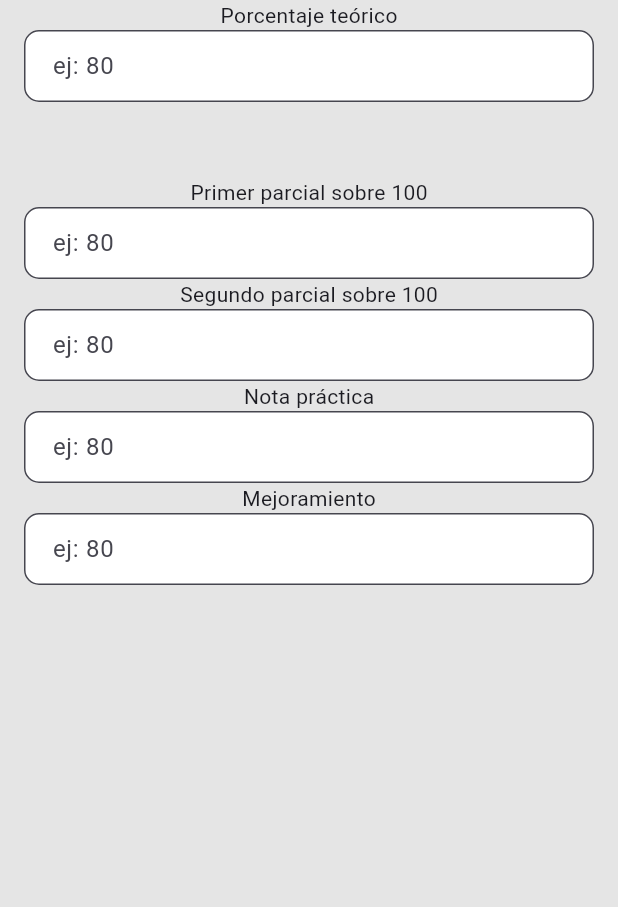
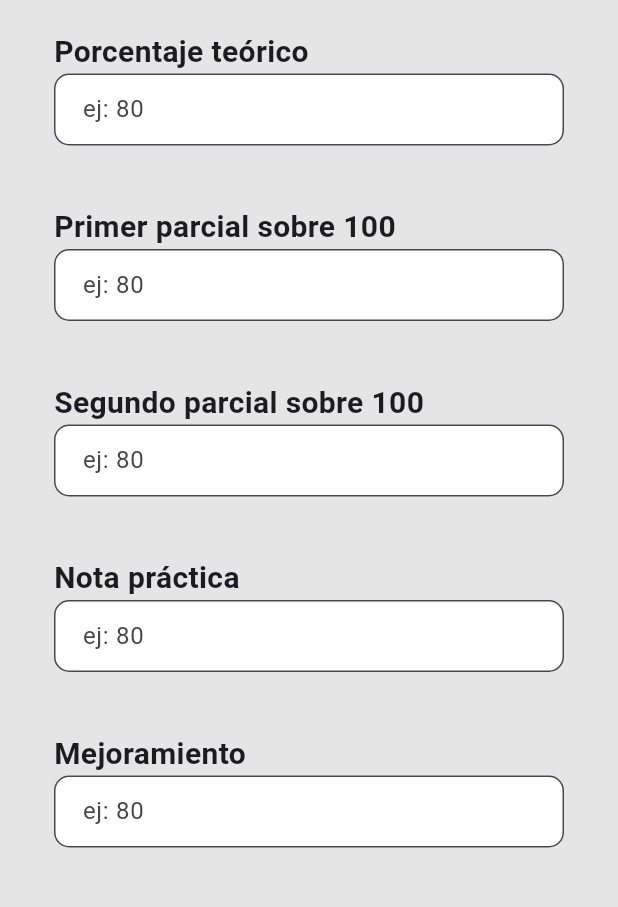
Before and after one commit to Xidrovo/calculadoraESPOLMobile, a Flutter app: the screen it shows after launch, on a phone screen of 412 x 824 dp, the part 84-991 px from its top. Run offline on Flutter 3.47's test engine with Material 2 defaults, Android fonts, the phone set to English and light mode, and no system bars.

Commit message:
Improving the app following the best practices

```diff
--- a/calculadora/lib/main.dart
+++ b/calculadora/lib/main.dart
@@ -13,16 +13,7 @@ class MyApp extends StatelessWidget {
       title: 'Calculadora de promedios',
       theme: AppTheme().theme(),
       debugShowCheckedModeBanner: false,
-      home: SafeArea(
-        child: Scaffold(
-        appBar: AppBar(
-          foregroundColor: Colors.white,
-          backgroundColor: const Color(0xFF004448),
-          title: const Text('Calculadora de promedios'),
-        ),
-        body: const calculatorScreen(),
-        ) ,
-      ),
+      home: const CalculatorScreen(),
     );
   }
 }
--- a/calculadora/lib/presentation/screens/calculator_screen.dart
+++ b/calculadora/lib/presentation/screens/calculator_screen.dart
@@ -1,34 +1,41 @@
 import "package:calculadora/domain/controller/calculator_controller.dart";
 import "package:calculadora/presentation/widgets/label_input.dart";
-import "package:flutter/cupertino.dart";
+import "package:flutter/material.dart";
 
-// ignore: camel_case_types
-class calculatorScreen extends StatefulWidget {
-  const calculatorScreen({super.key});
+class CalculatorScreen extends StatefulWidget {
+  const CalculatorScreen({super.key});
 
   @override
-  State<calculatorScreen> createState() => _calculatorScreenState();
+  State<CalculatorScreen> createState() => _CalculatorScreenState();
 }
 
 // ignore: camel_case_types
-class _calculatorScreenState extends State<calculatorScreen> {
+class _CalculatorScreenState extends State<CalculatorScreen> {
   CalculatorController calc = CalculatorController(100, 0, 0, 0, 0);
 
   @override
   Widget build(BuildContext context) {
-    return const Padding(
-      padding: EdgeInsets.symmetric(horizontal : 16.0),
-      child: Column(
-        children: [
-          Padding(
-            padding: EdgeInsetsDirectional.only(bottom: 50),
-            child: labelInput(label: "Porcentaje teórico"),
+    return Scaffold(
+      appBar: AppBar(
+        foregroundColor: Colors.white,
+        backgroundColor: const Color(0xFF004448),
+        title: const Text('Calculadora de promedios'),
+      ),
+      body: const SafeArea(
+        child: Padding(
+          padding: EdgeInsets.symmetric(horizontal: 16.0),
+          child: SingleChildScrollView(
+            child: Column(
+              children: [
+                LabelInput(label: "Porcentaje teórico"),
+                LabelInput(label: "Primer parcial sobre 100"),
+                LabelInput(label: "Segundo parcial sobre 100"),
+                LabelInput(label: "Nota práctica"),
+                LabelInput(label: "Mejoramiento"),
+              ],
+            ),
           ),
-          labelInput(label: "Primer parcial sobre 100"),
-          labelInput(label: "Segundo parcial sobre 100"),
-          labelInput(label: "Nota práctica"),
-          labelInput(label: "Mejoramiento"),
-        ],
+        ),
       ),
     );
   }
--- a/calculadora/lib/presentation/widgets/label_input.dart
+++ b/calculadora/lib/presentation/widgets/label_input.dart
@@ -1,39 +1,49 @@
 import 'package:flutter/material.dart';
 
-// ignore: camel_case_types
-class labelInput extends StatefulWidget {
+class LabelInput extends StatefulWidget {
   final String label;
   final Function? onChange;
 
-  const labelInput({
+  const LabelInput({
     super.key,
     required this.label,
     this.onChange,
   });
 
   @override
-  State<labelInput> createState() => _labelInputState();
+  State<LabelInput> createState() => _LabelInputState();
 }
 
-// ignore: camel_case_types
-class _labelInputState extends State<labelInput> {
+class _LabelInputState extends State<LabelInput> {
   @override
   Widget build(BuildContext context) {
-    return Column(
+    return Padding(
+      padding: const EdgeInsets.symmetric(vertical: 20, horizontal: 20),
+      child: Column(
+        crossAxisAlignment:
+            CrossAxisAlignment.start, // Alineación del texto a la izquierda
         children: [
-        Text(widget.label, textAlign: TextAlign.left),
+          Text(
+            widget.label,
+            style: const TextStyle(
+              fontSize: 20,
+              fontWeight: FontWeight.bold,
+            ),
+          ),
           TextFormField(
             decoration: InputDecoration(
-            contentPadding: const EdgeInsets.symmetric(vertical: 0, horizontal: 15),
+              contentPadding:
+                  const EdgeInsets.symmetric(vertical: 0, horizontal: 15),
               border: OutlineInputBorder(
-              borderRadius: BorderRadius.circular(10.0)
+                borderRadius: BorderRadius.circular(10.0),
               ),
               filled: true,
               fillColor: Colors.white,
-            hintText: "ej: 80"
+              hintText: "ej: 80",
             ),
           ),
         ],
+      ),
     );
   }
 }
```
Lines whose indentation alone changed are shown as unchanged.
